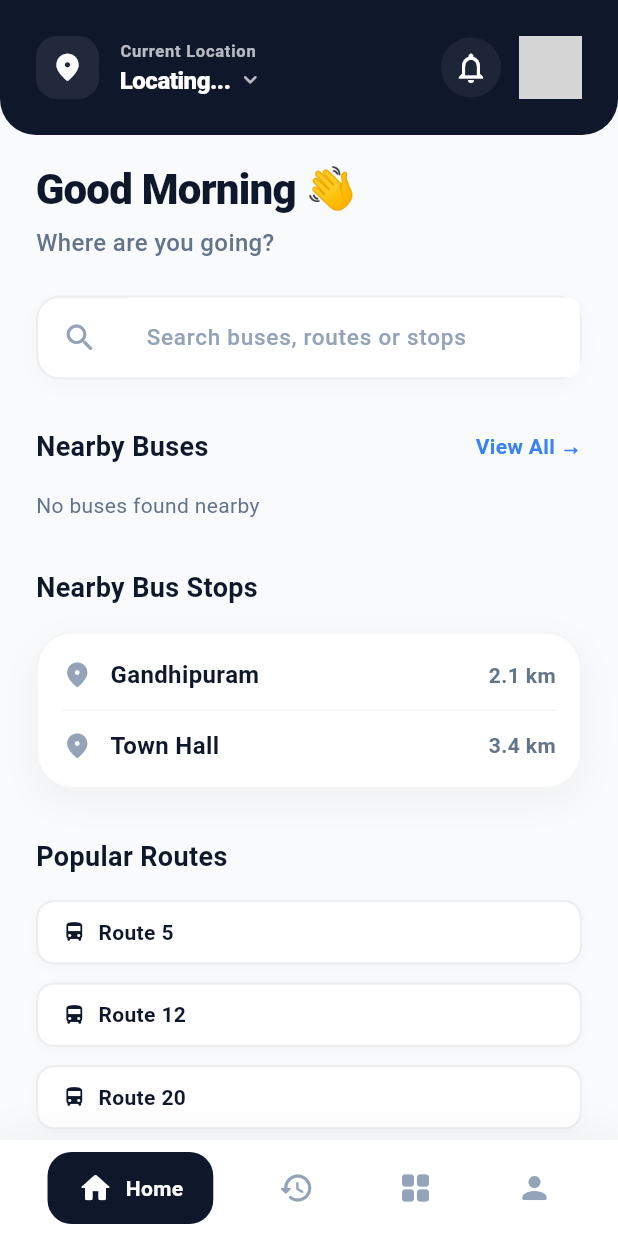
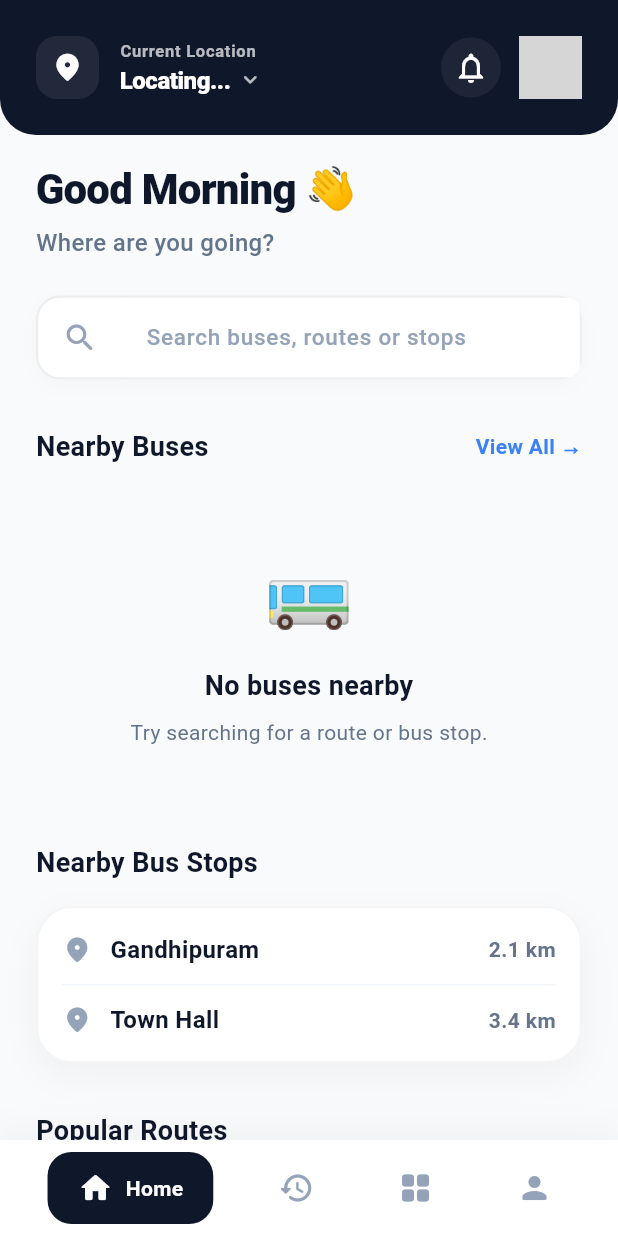
Before and after one commit to Sabari1718/Easy-GO, a Flutter app: the PassengerHomeScreen screen opened by its route, on a phone screen of 412 x 824 dp. Run offline on Flutter 3.47's test engine with Material 3 defaults, Android fonts, the phone set to English and light mode, and no system bars; our stand-ins replace dio, equatable, flutter_riverpod, flutter_secure_storage, geocoding, geolocator and 2 more; accounts and stored records are empty; network calls fail; grey boxes are pictures that could not be loaded.

Commit message:
feat: implement real user location and nearby buses flow

```diff
--- a/lib/core/router/app_router.dart
+++ b/lib/core/router/app_router.dart
@@ -8,7 +8,7 @@ import '../../features/passenger/presentation/screens/passenger_home_screen.dart
 import '../../features/passenger/presentation/screens/passenger_tracking_screen.dart';
 import '../../features/passenger/presentation/screens/passenger_routes_screen.dart';
 import '../../features/passenger/presentation/screens/passenger_notifications_screen.dart';
-import '../../features/passenger/presentation/screens/passenger_profile_screen.dart';
+
 import '../../features/passenger/presentation/screens/profile_screen.dart';
 import '../../features/passenger/presentation/screens/location_permission_screen.dart';
 import '../../features/passenger/presentation/screens/bus_details_screen.dart';
--- a/lib/features/passenger/data/repositories/mock_bus_repository.dart
+++ b/lib/features/passenger/data/repositories/mock_bus_repository.dart
@@ -35,6 +35,8 @@ class MockBusRepository {
     await Future.delayed(const Duration(milliseconds: 500)); // Mock network
     if (userPosition == null) return [];
 
+    const double nearbyBusRadius = 5000; // 5000 meters
+
     // Sort by distance if userPosition is provided
     final List<Map<String, dynamic>> busDistances = _mockBuses.map((bus) {
       double distance = Geolocator.distanceBetween(
@@ -42,11 +44,11 @@ class MockBusRepository {
         bus.latitude, bus.longitude,
       );
       return {'bus': bus, 'distance': distance};
-    }).toList();
+    }).where((element) => (element['distance'] as double) <= nearbyBusRadius).toList();
 
     busDistances.sort((a, b) => (a['distance'] as double).compareTo(b['distance'] as double));
 
-    return busDistances.map((e) => e['bus'] as BusModel).take(5).toList();
+    return busDistances.map((e) => e['bus'] as BusModel).toList();
   }
 
   Future<List<BusModel>> searchBuses(String query) async {
--- a/lib/features/passenger/presentation/screens/passenger_home_screen.dart
+++ b/lib/features/passenger/presentation/screens/passenger_home_screen.dart
@@ -1,8 +1,10 @@
 import 'package:flutter/material.dart';
 import 'package:flutter_riverpod/flutter_riverpod.dart';
 import 'package:geolocator/geolocator.dart';
+import 'package:google_maps_flutter/google_maps_flutter.dart';
+import 'package:flutter_secure_storage/flutter_secure_storage.dart';
 import '../../../../core/widgets/premium_card.dart';
-import '../../../../core/providers/auth_providers.dart';
+
 import '../../../../core/providers/location_provider.dart';
 import '../../data/repositories/mock_bus_repository.dart';
 
@@ -18,6 +20,58 @@ class _PassengerHomeScreenState extends ConsumerState<PassengerHomeScreen> {
   String _searchQuery = "";
   List<BusModel> _searchResults = [];
   bool _isSearching = false;
+  bool _hasPromptedLocation = false;
+  final _storage = const FlutterSecureStorage();
+  GoogleMapController? _mapController;
+
+  @override
+  void initState() {
+    super.initState();
+    _initPromptFlag();
+  }
+
+  Future<void> _initPromptFlag() async {
+    final prompted = await _storage.read(key: 'has_prompted_location');
+    if (mounted) {
+      setState(() {
+        _hasPromptedLocation = prompted == 'true';
+      });
+    }
+  }
+
+  void _showLocationPermissionPrompt() {
+    showDialog(
+      context: context,
+      barrierDismissible: false,
+      builder: (context) {
+        return AlertDialog(
+          shape: RoundedRectangleBorder(borderRadius: BorderRadius.circular(20)),
+          title: const Text('Turn On Location', style: TextStyle(fontWeight: FontWeight.bold)),
+          content: const Text('Enable your location to find buses near you and show your current location.'),
+          actions: [
+            TextButton(
+              onPressed: () {
+                Navigator.pop(context);
+              },
+              child: const Text('Not Now', style: TextStyle(color: Colors.grey)),
+            ),
+            ElevatedButton(
+              onPressed: () {
+                Navigator.pop(context);
+                ref.read(locationProvider.notifier).requestPermission();
+              },
+              style: ElevatedButton.styleFrom(
+                backgroundColor: const Color(0xFF0F172A),
+                foregroundColor: Colors.white,
+                shape: RoundedRectangleBorder(borderRadius: BorderRadius.circular(12)),
+              ),
+              child: const Text('Enable Location'),
+            ),
+          ],
+        );
+      },
+    );
+  }
 
   void _onSearchChanged(String query) async {
     setState(() {
@@ -131,6 +185,31 @@ class _PassengerHomeScreenState extends ConsumerState<PassengerHomeScreen> {
   @override
   Widget build(BuildContext context) {
     final locationState = ref.watch(locationProvider);
+
+    ref.listen<LocationState>(locationProvider, (previous, next) async {
+      if (next.currentPosition != null && _mapController != null) {
+        if (previous?.currentPosition == null) {
+          _mapController!.animateCamera(CameraUpdate.newCameraPosition(
+            CameraPosition(
+              target: LatLng(next.currentPosition!.latitude, next.currentPosition!.longitude),
+              zoom: 15.0,
+            ),
+          ));
+        } else {
+           // Smooth update if map is already active
+        }
+      }
+
+      if (next.isPermissionChecked && !next.isLocationEnabled) {
+        if (!_hasPromptedLocation && next.permissionStatus != LocationPermission.deniedForever) {
+          _hasPromptedLocation = true;
+          await _storage.write(key: 'has_prompted_location', value: 'true');
+          if (mounted) {
+            _showLocationPermissionPrompt();
+          }
+        }
+      }
+    });
 
     return Scaffold(
       backgroundColor: const Color(0xFFF8FAFC),
@@ -350,6 +429,39 @@ class _PassengerHomeScreenState extends ConsumerState<PassengerHomeScreen> {
     return Column(
       crossAxisAlignment: CrossAxisAlignment.start,
       children: [
+        if (locationState.isLocationEnabled && locationState.currentPosition != null)
+          Padding(
+            padding: const EdgeInsets.only(bottom: 24.0),
+            child: PremiumCard(
+              padding: EdgeInsets.zero,
+              child: ClipRRect(
+                borderRadius: BorderRadius.circular(24),
+                child: SizedBox(
+                  height: 220,
+                  width: double.infinity,
+                  child: GoogleMap(
+                    initialCameraPosition: CameraPosition(
+                      target: LatLng(locationState.currentPosition!.latitude, locationState.currentPosition!.longitude),
+                      zoom: 15.0,
+                    ),
+                    onMapCreated: (controller) => _mapController = controller,
+                    markers: {
+                      Marker(
+                        markerId: const MarkerId('user_location'),
+                        position: LatLng(locationState.currentPosition!.latitude, locationState.currentPosition!.longitude),
+                        icon: BitmapDescriptor.defaultMarkerWithHue(BitmapDescriptor.hueAzure),
+                        infoWindow: const InfoWindow(title: 'Your Location'),
+                      ),
+                    },
+                    myLocationEnabled: false,
+                    myLocationButtonEnabled: false,
+                    zoomControlsEnabled: false,
+                  ),
+                ),
+              ),
+            ),
+          ),
+
         // Nearby Buses Section
         Row(
           mainAxisAlignment: MainAxisAlignment.spaceBetween,
@@ -391,23 +503,32 @@ class _PassengerHomeScreenState extends ConsumerState<PassengerHomeScreen> {
                   ),
                 ),
                 const SizedBox(height: 8),
-                const Text(
-                  'Enable location to discover buses near you.',
+                const SizedBox(height: 8),
+                Text(
+                  locationState.permissionStatus == LocationPermission.deniedForever
+                      ? 'Location permission is disabled.'
+                      : 'Enable location to discover buses near you.',
                   textAlign: TextAlign.center,
-                  style: TextStyle(
+                  style: const TextStyle(
                     fontSize: 14,
                     color: Color(0xFF64748B),
                   ),
                 ),
                 const SizedBox(height: 20),
                 ElevatedButton(
-                  onPressed: () => ref.read(locationProvider.notifier).requestPermission(),
+                  onPressed: () {
+                    if (locationState.permissionStatus == LocationPermission.deniedForever) {
+                      Geolocator.openAppSettings();
+                    } else {
+                      ref.read(locationProvider.notifier).requestPermission();
+                    }
+                  },
                   style: ElevatedButton.styleFrom(
                     backgroundColor: const Color(0xFF0F172A),
                     foregroundColor: Colors.white,
                     shape: RoundedRectangleBorder(borderRadius: BorderRadius.circular(12)),
                   ),
-                  child: const Text('Enable Location'),
+                  child: Text(locationState.permissionStatus == LocationPermission.deniedForever ? 'Open Settings' : 'Enable Location'),
                 ),
               ],
             ),
@@ -427,7 +548,20 @@ class _PassengerHomeScreenState extends ConsumerState<PassengerHomeScreen> {
                 return const Center(child: CircularProgressIndicator(color: Color(0xFF0F172A)));
               }
               if (!snapshot.hasData || snapshot.data!.isEmpty) {
-                return const Text('No buses found nearby', style: TextStyle(color: Color(0xFF64748B)));
+                return const Center(
+                  child: Padding(
+                    padding: EdgeInsets.symmetric(vertical: 32.0),
+                    child: Column(
+                      children: [
+                        Text('🚌', style: TextStyle(fontSize: 48)),
+                        SizedBox(height: 16),
+                        Text('No buses nearby', style: TextStyle(fontSize: 18, fontWeight: FontWeight.bold, color: Color(0xFF0F172A))),
+                        SizedBox(height: 8),
+                        Text('Try searching for a route or bus stop.', style: TextStyle(color: Color(0xFF64748B))),
+                      ],
+                    ),
+                  ),
+                );
               }
               return Column(
                 children: snapshot.data!.map((bus) => Padding(
```
Also changed, not shown: lib/core/providers/location_provider.dart (+47 -18 lines), 1 other file.
